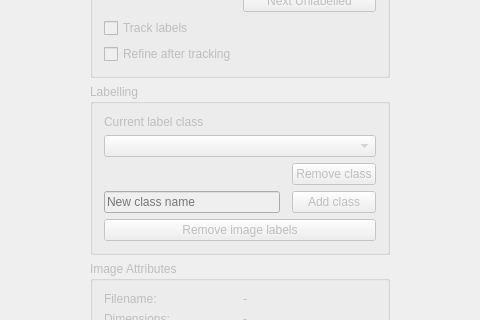
Above: src/mainwindow.ui from jveitchmichaelis/deeplabel before the change; both pictures show x 225 to 705 and y 157 to 477 of the 931 by 692 pixel window. Below: the same form after it.
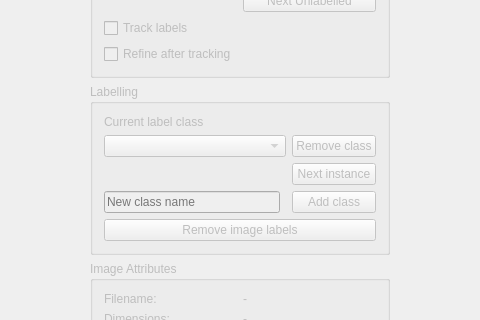
That is the form after the change.

Commit message: add goto next instance of class (inefficient)

```diff
--- a/src/mainwindow.ui
+++ b/src/mainwindow.ui
@@ -155,16 +155,6 @@
            </property>
           </widget>
          </item>
-         <item row="2" column="0" colspan="3">
-          <widget class="QComboBox" name="classComboBox"/>
-         </item>
-         <item row="3" column="2">
-          <widget class="QPushButton" name="removeClassButton">
-           <property name="text">
-            <string>Remove class</string>
-           </property>
-          </widget>
-         </item>
          <item row="6" column="0">
           <widget class="QLineEdit" name="newClassText">
            <property name="text">
@@ -189,6 +179,23 @@
            </property>
           </widget>
          </item>
+         <item row="2" column="0" colspan="2">
+          <widget class="QComboBox" name="classComboBox"/>
+         </item>
+         <item row="2" column="2">
+          <widget class="QPushButton" name="removeClassButton">
+           <property name="text">
+            <string>Remove class</string>
+           </property>
+          </widget>
+         </item>
+         <item row="4" column="2">
+          <widget class="QPushButton" name="nextInstanceButton">
+           <property name="text">
+            <string>Next instance</string>
+           </property>
+          </widget>
+         </item>
         </layout>
        </widget>
       </item>
```
The commit also changes 4 other files.
